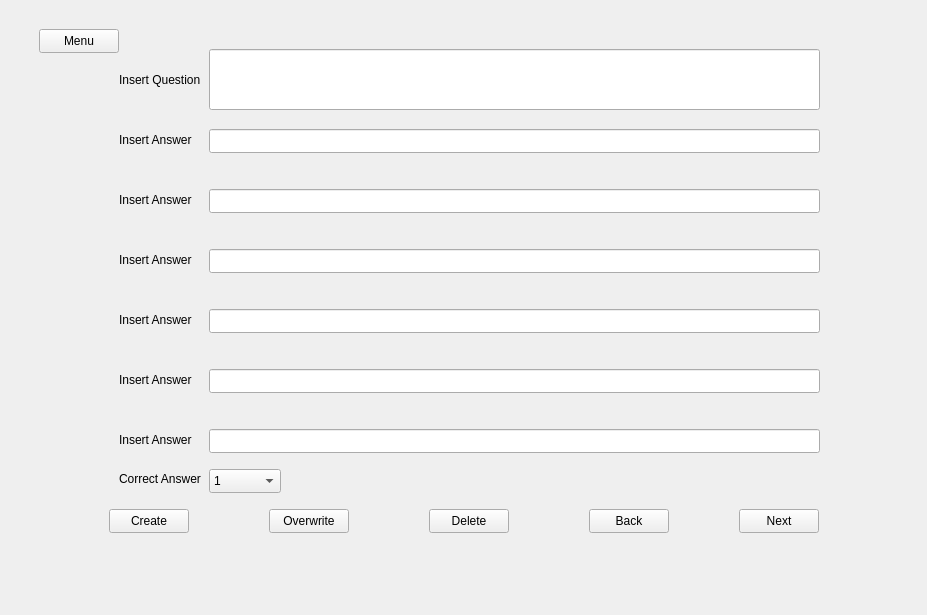
The window that QuizModule/quizwindow.ui (WSU-4110/MOST) describes before a commit, drawn with Qt 5.
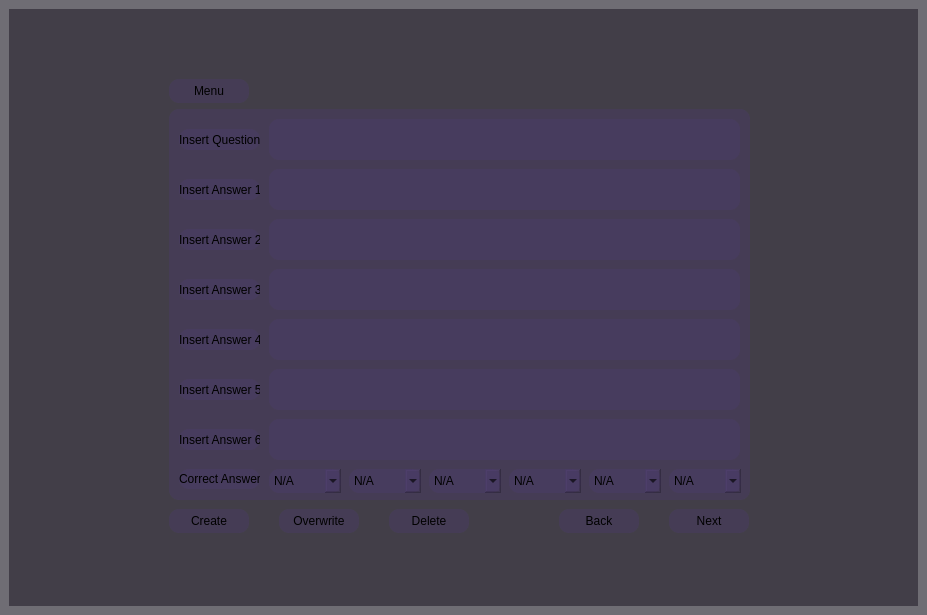
The same window after the commit. The open tabs and pages were chosen to show the change. Icons and pictures are not drawn.

The edit to the form file:
```diff
--- a/QuizModule/quizwindow.ui
+++ b/QuizModule/quizwindow.ui
@@ -10,13 +10,25 @@
     <height>615</height>
    </rect>
   </property>
+  <property name="minimumSize">
+   <size>
+    <width>927</width>
+    <height>615</height>
+   </size>
+  </property>
   <property name="windowTitle">
    <string>MainWindow</string>
   </property>
+  <property name="styleSheet">
+   <string notr="true">background-color: rgba(9, 2, 17, 64);</string>
+  </property>
   <widget class="QWidget" name="centralwidget">
    <layout class="QGridLayout" name="gridLayout">
     <item row="0" column="0">
      <widget class="QStackedWidget" name="stackedQuizWidget">
+      <property name="autoFillBackground">
+       <bool>false</bool>
+      </property>
       <property name="currentIndex">
        <number>0</number>
       </property>
@@ -75,176 +87,19 @@
        </widget>
       </widget>
       <widget class="QWidget" name="pageQuizCreate">
-       <widget class="QLineEdit" name="lineEditQuestion">
-        <property name="geometry">
-         <rect>
-          <x>200</x>
-          <y>40</y>
-          <width>611</width>
-          <height>61</height>
-         </rect>
-        </property>
-       </widget>
-       <widget class="QLineEdit" name="lineEditAnswer5">
-        <property name="geometry">
-         <rect>
-          <x>200</x>
-          <y>360</y>
-          <width>611</width>
-          <height>24</height>
-         </rect>
-        </property>
-       </widget>
-       <widget class="QLineEdit" name="lineEditAnswer1">
-        <property name="geometry">
-         <rect>
-          <x>200</x>
-          <y>120</y>
-          <width>611</width>
-          <height>24</height>
-         </rect>
-        </property>
-       </widget>
-       <widget class="QLabel" name="labelAnswer5">
-        <property name="geometry">
-         <rect>
-          <x>110</x>
-          <y>360</y>
-          <width>101</width>
-          <height>21</height>
-         </rect>
-        </property>
-        <property name="text">
-         <string>Insert Answer</string>
-        </property>
-       </widget>
-       <widget class="QLabel" name="labelAnswer1">
-        <property name="geometry">
-         <rect>
-          <x>110</x>
-          <y>120</y>
-          <width>101</width>
-          <height>21</height>
-         </rect>
-        </property>
-        <property name="text">
-         <string>Insert Answer</string>
-        </property>
-       </widget>
-       <widget class="QLineEdit" name="lineEditAnswer2">
-        <property name="geometry">
-         <rect>
-          <x>200</x>
-          <y>180</y>
-          <width>611</width>
-          <height>24</height>
-         </rect>
-        </property>
-       </widget>
-       <widget class="QLineEdit" name="lineEditAnswer4">
-        <property name="geometry">
-         <rect>
-          <x>200</x>
-          <y>300</y>
-          <width>611</width>
-          <height>24</height>
-         </rect>
-        </property>
-       </widget>
-       <widget class="QLabel" name="labelAnswer4">
-        <property name="geometry">
-         <rect>
-          <x>110</x>
-          <y>300</y>
-          <width>101</width>
-          <height>21</height>
-         </rect>
-        </property>
-        <property name="text">
-         <string>Insert Answer</string>
-        </property>
-       </widget>
-       <widget class="QLabel" name="labelQuestion">
-        <property name="geometry">
-         <rect>
-          <x>110</x>
-          <y>60</y>
-          <width>101</width>
-          <height>21</height>
-         </rect>
-        </property>
-        <property name="text">
-         <string>Insert Question</string>
-        </property>
-       </widget>
-       <widget class="QLineEdit" name="lineEditAnswer3">
-        <property name="geometry">
-         <rect>
-          <x>200</x>
-          <y>240</y>
-          <width>611</width>
-          <height>24</height>
-         </rect>
-        </property>
-       </widget>
-       <widget class="QLineEdit" name="lineEditAnswer6">
-        <property name="geometry">
-         <rect>
-          <x>200</x>
-          <y>420</y>
-          <width>611</width>
-          <height>24</height>
-         </rect>
-        </property>
-       </widget>
-       <widget class="QLabel" name="labelAnswer6">
-        <property name="geometry">
-         <rect>
-          <x>110</x>
-          <y>420</y>
-          <width>101</width>
-          <height>21</height>
-         </rect>
-        </property>
-        <property name="text">
-         <string>Insert Answer</string>
-        </property>
-       </widget>
-       <widget class="QLabel" name="labelAnswer3">
-        <property name="geometry">
-         <rect>
-          <x>110</x>
-          <y>240</y>
-          <width>101</width>
-          <height>21</height>
-         </rect>
-        </property>
-        <property name="text">
-         <string>Insert Answer</string>
-        </property>
-       </widget>
-       <widget class="QLabel" name="labelAnswer2">
-        <property name="geometry">
-         <rect>
-          <x>110</x>
-          <y>180</y>
-          <width>101</width>
-          <height>21</height>
-         </rect>
-        </property>
-        <property name="text">
-         <string>Insert Answer</string>
-        </property>
-       </widget>
        <widget class="QPushButton" name="pushButtonCreateQuestion">
         <property name="geometry">
          <rect>
-          <x>100</x>
+          <x>160</x>
           <y>500</y>
           <width>80</width>
           <height>24</height>
          </rect>
         </property>
+        <property name="styleSheet">
+         <string notr="true">background-color: rgba(75, 58, 108, 100);
+border-radius: 10px;</string>
+        </property>
         <property name="text">
          <string>Create</string>
         </property>
@@ -252,12 +107,16 @@
        <widget class="QPushButton" name="pushButtonOverwriteQuestion">
         <property name="geometry">
          <rect>
-          <x>260</x>
+          <x>270</x>
           <y>500</y>
           <width>80</width>
           <height>24</height>
          </rect>
         </property>
+        <property name="styleSheet">
+         <string notr="true">background-color: rgba(75, 58, 108, 100);
+border-radius: 10px;</string>
+        </property>
         <property name="text">
          <string>Overwrite</string>
         </property>
@@ -265,12 +124,16 @@
        <widget class="QPushButton" name="pushButtonDeleteQuestion">
         <property name="geometry">
          <rect>
-          <x>420</x>
+          <x>380</x>
           <y>500</y>
           <width>80</width>
           <height>24</height>
          </rect>
         </property>
+        <property name="styleSheet">
+         <string notr="true">background-color: rgba(75, 58, 108, 100);
+border-radius: 10px;</string>
+        </property>
         <property name="text">
          <string>Delete</string>
         </property>
@@ -278,12 +141,16 @@
        <widget class="QPushButton" name="pushButtonPreviousQuestion">
         <property name="geometry">
          <rect>
-          <x>580</x>
+          <x>550</x>
           <y>500</y>
           <width>80</width>
           <height>24</height>
          </rect>
         </property>
+        <property name="styleSheet">
+         <string notr="true">background-color: rgba(75, 58, 108, 100);
+border-radius: 10px;</string>
+        </property>
         <property name="text">
          <string>Back</string>
         </property>
@@ -291,12 +158,16 @@
        <widget class="QPushButton" name="pushButtonNextQuestion">
         <property name="geometry">
          <rect>
-          <x>730</x>
+          <x>660</x>
           <y>500</y>
           <width>80</width>
           <height>24</height>
          </rect>
         </property>
+        <property name="styleSheet">
+         <string notr="true">background-color: rgba(75, 58, 108, 100);
+border-radius: 10px;</string>
+        </property>
         <property name="text">
          <string>Next</string>
         </property>
@@ -304,69 +175,576 @@
        <widget class="QPushButton" name="pushButtonReturn">
         <property name="geometry">
          <rect>
-          <x>30</x>
-          <y>20</y>
+          <x>160</x>
+          <y>70</y>
           <width>80</width>
           <height>24</height>
          </rect>
         </property>
+        <property name="styleSheet">
+         <string notr="true">background-color: rgba(75, 58, 108, 100);
+border-radius: 10px;</string>
+        </property>
         <property name="text">
          <string>Menu</string>
         </property>
        </widget>
-       <widget class="QComboBox" name="comboBoxCorrect">
+       <widget class="QFrame" name="quizCreateFrame">
         <property name="geometry">
          <rect>
-          <x>200</x>
-          <y>460</y>
-          <width>72</width>
-          <height>24</height>
+          <x>160</x>
+          <y>100</y>
+          <width>581</width>
+          <height>391</height>
          </rect>
         </property>
-        <item>
+        <property name="styleSheet">
+         <string notr="true">background-color: rgba(75, 58, 108, 100);
+border-radius: 10px;</string>
+        </property>
+        <property name="frameShape">
+         <enum>QFrame::Shape::StyledPanel</enum>
+        </property>
+        <property name="frameShadow">
+         <enum>QFrame::Shadow::Raised</enum>
+        </property>
+        <widget class="QLineEdit" name="lineEditAnswer3">
+         <property name="geometry">
+          <rect>
+           <x>100</x>
+           <y>160</y>
+           <width>471</width>
+           <height>41</height>
+          </rect>
+         </property>
+         <property name="font">
+          <font>
+           <family>Sans Serif Collection</family>
+           <pointsize>12</pointsize>
+          </font>
+         </property>
+        </widget>
+        <widget class="QLabel" name="labelAnswer3">
+         <property name="geometry">
+          <rect>
+           <x>10</x>
+           <y>170</y>
+           <width>81</width>
+           <height>21</height>
+          </rect>
+         </property>
+         <property name="styleSheet">
+          <string>background-color: rgba(75, 58, 108, 100);</string>
+         </property>
          <property name="text">
-          <string>1</string>
+          <string>Insert Answer 3</string>
          </property>
-        </item>
-        <item>
+        </widget>
+        <widget class="QLabel" name="labelAnswer6">
+         <property name="geometry">
+          <rect>
+           <x>10</x>
+           <y>320</y>
+           <width>81</width>
+           <height>21</height>
+          </rect>
+         </property>
+         <property name="styleSheet">
+          <string>background-color: rgba(75, 58, 108, 100);</string>
+         </property>
          <property name="text">
-          <string>2</string>
+          <string>Insert Answer 6</string>
          </property>
-        </item>
-        <item>
+        </widget>
+        <widget class="QLabel" name="labelAnswer2">
+         <property name="geometry">
+          <rect>
+           <x>10</x>
+           <y>120</y>
+           <width>81</width>
+           <height>21</height>
+          </rect>
+         </property>
+         <property name="styleSheet">
+          <string>background-color: rgba(75, 58, 108, 100);</string>
+         </property>
          <property name="text">
-          <string>3</string>
+          <string>Insert Answer 2</string>
          </property>
-        </item>
-        <item>
+        </widget>
+        <widget class="QComboBox" name="comboBoxCorrect">
+         <property name="geometry">
+          <rect>
+           <x>100</x>
+           <y>360</y>
+           <width>72</width>
+           <height>24</height>
+          </rect>
+         </property>
+         <property name="styleSheet">
+          <string>background-color: rgba(75, 58, 108, 100);</string>
+         </property>
+         <item>
+          <property name="text">
+           <string>N/A</string>
+          </property>
+         </item>
+         <item>
+          <property name="text">
+           <string>1</string>
+          </property>
+         </item>
+         <item>
+          <property name="text">
+           <string>2</string>
+          </property>
+         </item>
+         <item>
+          <property name="text">
+           <string>3</string>
+          </property>
+         </item>
+         <item>
+          <property name="text">
+           <string>4</string>
+          </property>
+         </item>
+         <item>
+          <property name="text">
+           <string>5</string>
+          </property>
+         </item>
+         <item>
+          <property name="text">
+           <string>6</string>
+          </property>
+         </item>
+        </widget>
+        <widget class="QLabel" name="labelCorrectAnswer">
+         <property name="geometry">
+          <rect>
+           <x>10</x>
+           <y>360</y>
+           <width>81</width>
+           <height>20</height>
+          </rect>
+         </property>
+         <property name="styleSheet">
+          <string>background-color: rgba(75, 58, 108, 100);</string>
+         </property>
          <property name="text">
-          <string>4</string>
+          <string>Correct Answer</string>
          </property>
-        </item>
-        <item>
+        </widget>
+        <widget class="QLineEdit" name="lineEditAnswer4">
+         <property name="geometry">
+          <rect>
+           <x>100</x>
+           <y>210</y>
+           <width>471</width>
+           <height>41</height>
+          </rect>
+         </property>
+         <property name="font">
+          <font>
+           <family>Sans Serif Collection</family>
+           <pointsize>12</pointsize>
+          </font>
+         </property>
+        </widget>
+        <widget class="QLabel" name="labelAnswer1">
+         <property name="geometry">
+          <rect>
+           <x>10</x>
+           <y>70</y>
+           <width>81</width>
+           <height>21</height>
+          </rect>
+         </property>
+         <property name="styleSheet">
+          <string>background-color: rgba(75, 58, 108, 100);</string>
+         </property>
          <property name="text">
-          <string>5</string>
+          <string>Insert Answer 1</string>
          </property>
-        </item>
-        <item>
+        </widget>
+        <widget class="QLabel" name="labelAnswer4">
+         <property name="geometry">
+          <rect>
+           <x>10</x>
+           <y>220</y>
+           <width>81</width>
+           <height>21</height>
+          </rect>
+         </property>
+         <property name="styleSheet">
+          <string>background-color: rgba(75, 58, 108, 100);</string>
+         </property>
          <property name="text">
-          <string>6</string>
+          <string>Insert Answer 4</string>
          </property>
-        </item>
+        </widget>
+        <widget class="QLabel" name="labelAnswer5">
+         <property name="geometry">
+          <rect>
+           <x>10</x>
+           <y>270</y>
+           <width>81</width>
+           <height>21</height>
+          </rect>
+         </property>
+         <property name="styleSheet">
+          <string>background-color: rgba(75, 58, 108, 100);</string>
+         </property>
+         <property name="text">
+          <string>Insert Answer 5</string>
+         </property>
+        </widget>
+        <widget class="QLineEdit" name="lineEditAnswer6">
+         <property name="geometry">
+          <rect>
+           <x>100</x>
+           <y>310</y>
+           <width>471</width>
+           <height>41</height>
+          </rect>
+         </property>
+         <property name="font">
+          <font>
+           <family>Sans Serif Collection</family>
+           <pointsize>12</pointsize>
+          </font>
+         </property>
+        </widget>
+        <widget class="QLabel" name="labelQuestion">
+         <property name="geometry">
+          <rect>
+           <x>10</x>
+           <y>20</y>
+           <width>81</width>
+           <height>21</height>
+          </rect>
+         </property>
+         <property name="styleSheet">
+          <string>background-color: rgba(75, 58, 108, 100);</string>
+         </property>
+         <property name="text">
+          <string>Insert Question</string>
+         </property>
+        </widget>
+        <widget class="QLineEdit" name="lineEditAnswer1">
+         <property name="geometry">
+          <rect>
+           <x>100</x>
+           <y>60</y>
+           <width>471</width>
+           <height>41</height>
+          </rect>
+         </property>
+         <property name="font">
+          <font>
+           <family>Sans Serif Collection</family>
+           <pointsize>12</pointsize>
+          </font>
+         </property>
+        </widget>
+        <widget class="QLineEdit" name="lineEditAnswer2">
+         <property name="geometry">
+          <rect>
+           <x>100</x>
+           <y>110</y>
+           <width>471</width>
+           <height>41</height>
+          </rect>
+         </property>
+         <property name="font">
+          <font>
+           <family>Sans Serif Collection</family>
+           <pointsize>12</pointsize>
+          </font>
+         </property>
+        </widget>
+        <widget class="QLineEdit" name="lineEditQuestion">
+         <property name="geometry">
+          <rect>
+           <x>100</x>
+           <y>10</y>
+           <width>471</width>
+           <height>41</height>
+          </rect>
+         </property>
+         <property name="font">
+          <font>
+           <family>Sans Serif Collection</family>
+           <pointsize>12</pointsize>
+           <bold>true</bold>
+          </font>
+         </property>
+        </widget>
+        <widget class="QLineEdit" name="lineEditAnswer5">
+         <property name="geometry">
+          <rect>
+           <x>100</x>
+           <y>260</y>
+           <width>471</width>
+           <height>41</height>
+          </rect>
+         </property>
+         <property name="font">
+          <font>
+           <family>Sans Serif Collection</family>
+           <pointsize>12</pointsize>
+          </font>
+         </property>
+        </widget>
+        <widget class="QComboBox" name="comboBoxCorrect_2">
+         <property name="geometry">
+          <rect>
+           <x>180</x>
+           <y>360</y>
+           <width>72</width>
+           <height>24</height>
+          </rect>
+         </property>
+         <property name="styleSheet">
+          <string>background-color: rgba(75, 58, 108, 100);</string>
+         </property>
+         <item>
+          <property name="text">
+           <string>N/A</string>
+          </property>
+         </item>
+         <item>
+          <property name="text">
+           <string>1</string>
+          </property>
+         </item>
+         <item>
+          <property name="text">
+           <string>2</string>
+          </property>
+         </item>
+         <item>
+          <property name="text">
+           <string>3</string>
+          </property>
+         </item>
+         <item>
+          <property name="text">
+           <string>4</string>
+          </property>
+         </item>
+         <item>
+          <property name="text">
+           <string>5</string>
+          </property>
+         </item>
+         <item>
+          <property name="text">
+           <string>6</string>
+          </property>
+         </item>
+        </widget>
+        <widget class="QComboBox" name="comboBoxCorrect_3">
+         <property name="geometry">
+          <rect>
+           <x>260</x>
+           <y>360</y>
+           <width>72</width>
+           <height>24</height>
+          </rect>
+         </property>
+         <property name="styleSheet">
+          <string>background-color: rgba(75, 58, 108, 100);</string>
+         </property>
+         <item>
+          <property name="text">
+           <string>N/A</string>
+          </property>
+         </item>
+         <item>
+          <property name="text">
+           <string>1</string>
+          </property>
+         </item>
+         <item>
+          <property name="text">
+           <string>2</string>
+          </property>
+         </item>
+         <item>
+          <property name="text">
+           <string>3</string>
+          </property>
+         </item>
+         <item>
+          <property name="text">
+           <string>4</string>
+          </property>
+         </item>
+         <item>
+          <property name="text">
+           <string>5</string>
+          </property>
+         </item>
+         <item>
+          <property name="text">
+           <string>6</string>
+          </property>
+         </item>
+        </widget>
+        <widget class="QComboBox" name="comboBoxCorrect_4">
+         <property name="geometry">
+          <rect>
+           <x>340</x>
+           <y>360</y>
+           <width>72</width>
+           <height>24</height>
+          </rect>
+         </property>
+         <property name="styleSheet">
+          <string>background-color: rgba(75, 58, 108, 100);</string>
+         </property>
+         <item>
+          <property name="text">
+           <string>N/A</string>
+          </property>
+         </item>
+         <item>
+          <property name="text">
+           <string>1</string>
+          </property>
+         </item>
+         <item>
+          <property name="text">
+           <string>2</string>
+          </property>
+         </item>
+         <item>
+          <property name="text">
+           <string>3</string>
+          </property>
+         </item>
+         <item>
+          <property name="text">
+           <string>4</string>
+          </property>
+         </item>
+         <item>
+          <property name="text">
+           <string>5</string>
+          </property>
+         </item>
+         <item>
+          <property name="text">
+           <string>6</string>
+          </property>
+         </item>
+        </widget>
+        <widget class="QComboBox" name="comboBoxCorrect_5">
+         <property name="geometry">
+          <rect>
+           <x>420</x>
+           <y>360</y>
+           <width>72</width>
+           <height>24</height>
+          </rect>
+         </property>
+         <property name="styleSheet">
+          <string>background-color: rgba(75, 58, 108, 100);</string>
+         </property>
+         <item>
+          <property name="text">
+           <string>N/A</string>
+          </property>
+         </item>
+         <item>
+          <property name="text">
+           <string>1</string>
+          </property>
+         </item>
+         <item>
+          <property name="text">
+           <string>2</string>
+          </property>
+         </item>
+         <item>
+          <property name="text">
+           <string>3</string>
+          </property>
+         </item>
+         <item>
+          <property name="text">
+           <string>4</string>
+          </property>
+         </item>
+         <item>
+          <property name="text">
+           <string>5</string>
+          </property>
+         </item>
+         <item>
+          <property name="text">
+           <string>6</string>
+          </property>
+         </item>
+        </widget>
+        <widget class="QComboBox" name="comboBoxCorrect_6">
+         <property name="geometry">
+          <rect>
+           <x>500</x>
+           <y>360</y>
+           <width>72</width>
+           <height>24</height>
+          </rect>
+         </property>
+         <property name="styleSheet">
+          <string>background-color: rgba(75, 58, 108, 100);</string>
+         </property>
+         <item>
+          <property name="text">
+           <string>N/A</string>
+          </property>
+         </item>
+         <item>
+          <property name="text">
+           <string>1</string>
+          </property>
+         </item>
+         <item>
+          <property name="text">
+           <string>2</string>
+          </property>
+         </item>
+         <item>
+          <property name="text">
+           <string>3</string>
+          </property>
+         </item>
+         <item>
+          <property name="text">
+           <string>4</string>
+          </property>
+         </item>
+         <item>
+          <property name="text">
+           <string>5</string>
+          </property>
+         </item>
+         <item>
+          <property name="text">
+           <string>6</string>
+          </property>
+         </item>
+        </widget>
        </widget>
-       <widget class="QLabel" name="labelCorrectAnswer">
-        <property name="geometry">
-         <rect>
-          <x>110</x>
-          <y>460</y>
-          <width>91</width>
-          <height>20</height>
-         </rect>
-        </property>
-        <property name="text">
-         <string>Correct Answer</string>
-        </property>
-       </widget>
+       <zorder>quizCreateFrame</zorder>
+       <zorder>pushButtonCreateQuestion</zorder>
+       <zorder>pushButtonOverwriteQuestion</zorder>
+       <zorder>pushButtonDeleteQuestion</zorder>
+       <zorder>pushButtonPreviousQuestion</zorder>
+       <zorder>pushButtonNextQuestion</zorder>
+       <zorder>pushButtonReturn</zorder>
       </widget>
       <widget class="QWidget" name="pageQuizStudy">
        <widget class="QPushButton" name="pushButtonReturn_2">
```
Left out of the diff: 728 changed lines with no effect on the pictures.
